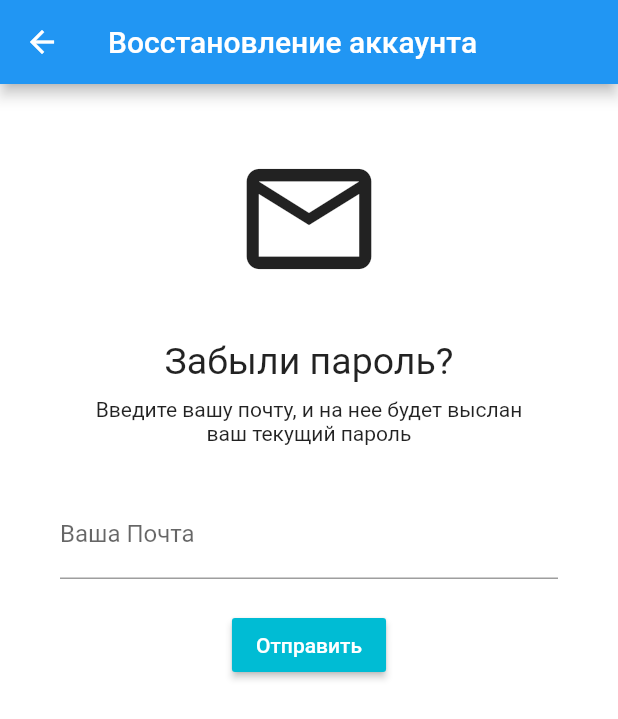
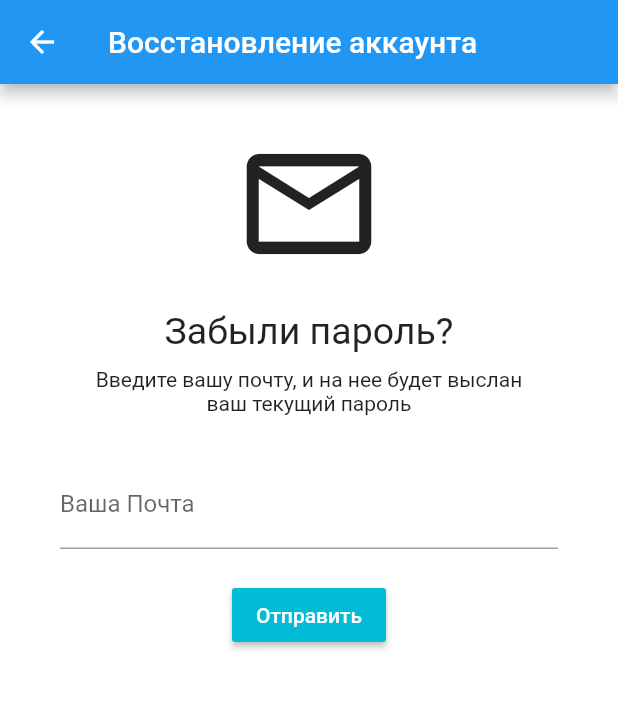
Before and after one commit to worlddeleteRin/risitestonew2, a Flutter app: the ForgotPage screen opened directly, on a phone screen of 412 x 824 dp. Shown: the top 719 px of the screen. Run offline on Flutter 3.47's test engine with Material 2 defaults, Android fonts, the phone set to English and light mode, and no system bars; our stand-ins replace connectivity, fancy_bottom_navigation, flutter_masked_text, flutter_spinkit, progress_dialog, rflutter_alert and 1 more; missing offline and left inert: flutter_wordpress, groovin_material_icons, intro_views_flutter, mailer, stepper_touch, wave_progress_widget and 1 more; accounts and stored records are empty; statements that could not run were skipped.

Commit message:
new commit

```diff
--- a/lib/login_page/forgot_password.dart
+++ b/lib/login_page/forgot_password.dart
@@ -36,12 +36,12 @@ Widget build(BuildContext context) {
     body: Center(
       child: Column(
         children: <Widget>[
-          Container(padding: EdgeInsets.only(top: 40),),
+          Container(padding: EdgeInsets.only(top: 30),),
           Icon(
             Icons.mail_outline,
             size: 100,
             ),
-            Container(padding: EdgeInsets.only(top: 30)),
+            Container(padding: EdgeInsets.only(top: 20)),
             Text(
               'Забыли пароль?',
               style: TextStyle(
--- a/pubspec.yaml
+++ b/pubspec.yaml
@@ -9,7 +9,7 @@ dependencies:
   intl: ^0.15.7
   scoped_model: ^0.3.0
   shrine_images: ^1.0.0
-  mailer: ^3.0.1
+  mailer: ^3.0.2
   stepper_touch: ^0.0.1
   wave_progress_widget: ^0.0.1
   connectivity: ^0.4.3+6
```
Also changed, not shown: pubspec.lock, 2 other files.
